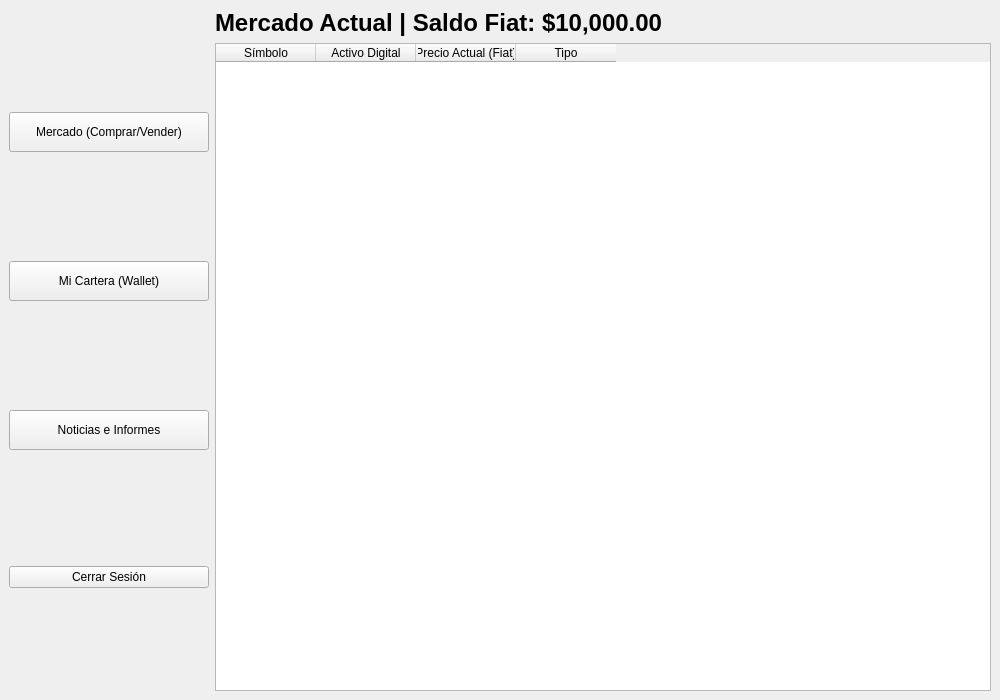
Qt form src/vista/ui/VentanaPrincipal.ui (Willalgon/Crypto-Desktop-Exchange-App) before a commit.
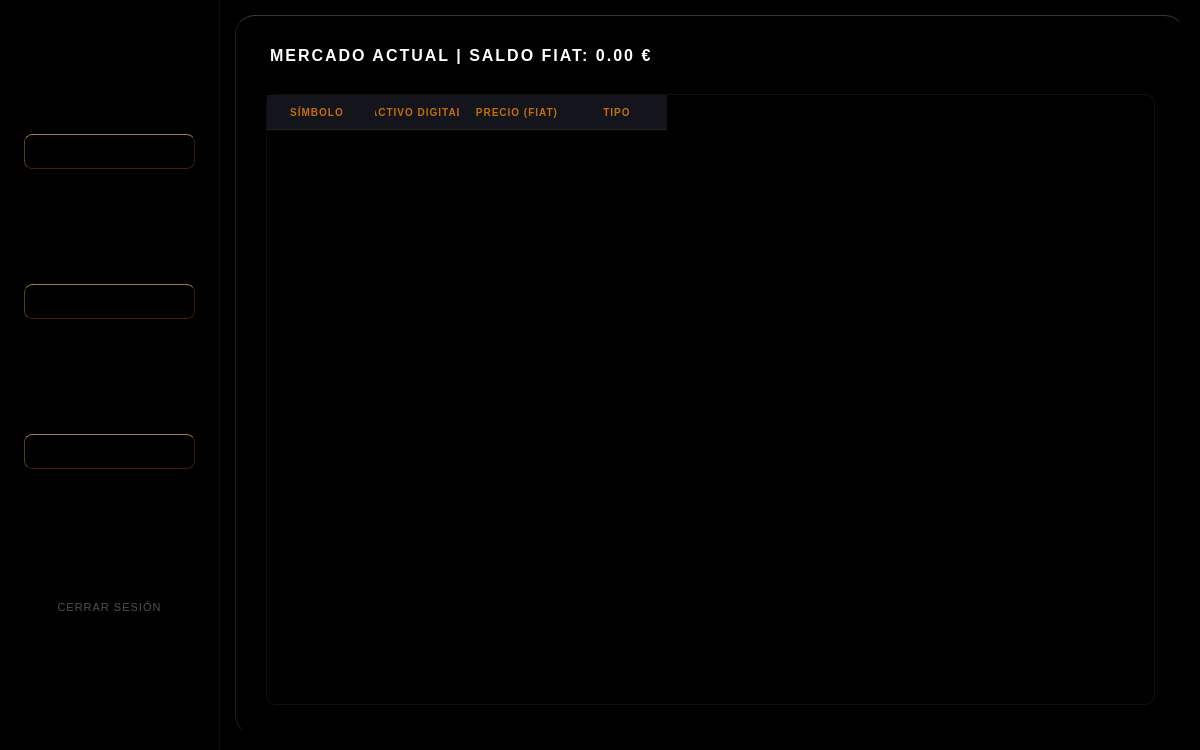
The same form after that commit.

What changed in the file:
```diff
--- a/src/vista/ui/VentanaPrincipal.ui
+++ b/src/vista/ui/VentanaPrincipal.ui
@@ -3,42 +3,201 @@
  <class>VentanaPrincipal</class>
  <widget class="QMainWindow" name="VentanaPrincipal">
   <property name="geometry">
-   <rect><x>0</x><y>0</y><width>1000</width><height>700</height></rect>
+   <rect><x>0</x><y>0</y><width>1200</width><height>750</height></rect>
   </property>
   <property name="windowTitle">
    <string>CryptoLearning - Terminal de Trader</string>
   </property>
+  <property name="styleSheet">
+   <string notr="true">
+/* ═══════════════════════════════════════════════════════════════════════
+   CRYPTOLEARNING  ·  TERMINAL PRINCIPAL
+   Pure Black Spatial  ·  Deep Dark Edition
+   ═══════════════════════════════════════════════════════════════════════ */
+
+/* ── VENTANA BASE ───────────────────────────────────────────────────── */
+QMainWindow, QWidget#centralwidget {
+    background-color: #000000;
+}
+QFrame { background: transparent; border: none; }
+
+/* ── SIDEBAR (Panel Izquierdo) ──────────────────────────────────────── */
+QFrame#sidebar_frame {
+    background: qradialgradient(
+        cx: 0.50, cy: 0.38, radius: 0.85,
+        stop: 0.00  rgba(20, 20, 28, 255),
+        stop: 1.00  rgba( 7,  7, 11, 255)
+    );
+    border-right: 1px solid rgba(255, 255, 255, 15);
+}
+
+/* ── CONTENIDO CENTRAL (Card) ───────────────────────────────────────── */
+QFrame#content_frame {
+    background: qradialgradient(
+        cx: 0.50, cy: 0.38, radius: 0.85,
+        stop: 0.00  rgba(26, 26, 36, 255),
+        stop: 0.55  rgba(15, 15, 22, 255),
+        stop: 1.00  rgba( 7,  7, 11, 255)
+    );
+    border-top:    1px solid rgba(255, 255, 255, 55);
+    border-left:   1px solid rgba(255, 255, 255, 30);
+    border-radius: 20px;
+    margin: 15px;
+}
+
+/* ── TÍTULO PRINCIPAL ───────────────────────────────────────────────── */
+QLabel#lbl_bienvenida {
+    color: #FFFFFF;
+    font-size: 16px;
+    font-weight: 700;
+    font-family: &quot;Helvetica Neue&quot;, &quot;Segoe UI Semibold&quot;, Arial, sans-serif;
+    letter-spacing: 2px;
+    padding-bottom: 9px;
+    border-bottom: 2px solid qlineargradient(
+        x1:0, y1:0, x2:1, y2:0,
+        stop:0.00 rgba(255, 106,  0,   0),
+        stop:0.10 rgba(255, 106,  0, 160),
+        stop:0.50 rgba(255, 180,  0, 255),
+        stop:0.90 rgba(255, 106,  0, 160),
+        stop:1.00 rgba(255, 106,  0,   0)
+    );
+    qproperty-alignment: AlignCenter;
+}
+
+/* ── BOTONES DEL MENÚ (Estilo Naranja) ──────────────────────────────── */
+QPushButton {
+    background: qlineargradient(
+        x1:0, y1:0, x2:1, y2:1,
+        stop:0.0  #FF5E00,
+        stop:0.5  #FF8000,
+        stop:1.0  #FF5200
+    );
+    color: #000000;
+    font-weight: 800;
+    font-size: 11px;
+    font-family: &quot;Helvetica Neue&quot;, &quot;Segoe UI Semibold&quot;, Arial, sans-serif;
+    letter-spacing: 2px;
+    border-radius: 8px;
+    border-top:    1px solid rgba(255, 200, 100, 160);
+    border-left:   1px solid rgba(255, 200, 100,  80);
+    border-right:  1px solid rgba(180,  80,   0,  80);
+    border-bottom: 1px solid rgba(160,  60,   0, 120);
+    padding: 10px;
+    margin: 5px 15px;
+}
+
+QPushButton:hover {
+    background: qlineargradient(
+        x1:0, y1:0, x2:1, y2:1,
+        stop:0.0  #FF7520,
+        stop:0.5  #FFA040,
+        stop:1.0  #FF6A18
+    );
+    color: #000000;
+}
+
+QPushButton:pressed {
+    background: qlineargradient(
+        x1:0, y1:0, x2:1, y2:1,
+        stop:0.0  #D94E00,
+        stop:0.5  #E06A00,
+        stop:1.0  #D04400
+    );
+    padding-top: 12px;
+}
+
+/* ── BOTÓN CERRAR SESIÓN (Estilo Link Oscuro) ───────────────────────── */
+QPushButton#btn_logout {
+    background: transparent;
+    border: none;
+    color: rgba(255, 255, 255, 80);
+    font-weight: normal;
+    letter-spacing: 1px;
+}
+QPushButton#btn_logout:hover { color: #FF7A00; }
+
+/* ── TABLA DE DATOS (Estilo Oscuro/Neón) ────────────────────────────── */
+QTableWidget {
+    background-color: rgba(0, 0, 0, 80);
+    color: rgba(255, 255, 255, 215);
+    border: 1px solid rgba(255, 255, 255, 15);
+    border-radius: 10px;
+    font-size: 12px;
+    font-family: &quot;Helvetica Neue&quot;, &quot;Segoe UI&quot;, Arial, sans-serif;
+    gridline-color: rgba(255, 255, 255, 10);
+    selection-background-color: rgba(255, 106, 0, 80);
+    selection-color: #FFFFFF;
+    outline: none;
+}
+
+QHeaderView::section {
+    background-color: rgba(20, 20, 28, 255);
+    color: rgba(255, 140, 0, 190);
+    font-weight: bold;
+    font-size: 10px;
+    letter-spacing: 1px;
+    border: none;
+    border-bottom: 1px solid rgba(255, 255, 255, 20);
+    padding: 8px;
+}
+
+QTableCornerButton::section {
+    background-color: rgba(20, 20, 28, 255);
+    border: none;
+}
+   </string>
+  </property>
   <widget class="QWidget" name="centralwidget">
-   <layout class="QHBoxLayout" name="horizontalLayout">
-    <!-- BARRA LATERAL -->
+   <layout class="QHBoxLayout" name="main_layout">
+    <property name="spacing"><number>0</number></property>
+    <property name="leftMargin"><number>0</number></property>
+    <property name="topMargin"><number>0</number></property>
+    <property name="rightMargin"><number>0</number></property>
+    <property name="bottomMargin"><number>0</number></property>
+    
     <item>
-     <layout class="QVBoxLayout" name="sidebar">
-      <item><widget class="QPushButton" name="btn_mercado"><property name="text"><string>Mercado (Comprar/Vender)</string></property><property name="minimumSize"><size><width>200</width><height>40</height></size></property></widget></item>
-      <item><widget class="QPushButton" name="btn_cartera"><property name="text"><string>Mi Cartera (Wallet)</string></property><property name="minimumSize"><size><width>200</width><height>40</height></size></property></widget></item>
-      <item><widget class="QPushButton" name="btn_noticias"><property name="text"><string>Noticias e Informes</string></property><property name="minimumSize"><size><width>200</width><height>40</height></size></property></widget></item>
-      <item><spacer name="verticalSpacer"><property name="orientation"><enum>Qt::Vertical</enum></property></spacer></item>
-      <item><widget class="QPushButton" name="btn_logout"><property name="text"><string>Cerrar Sesión</string></property></widget></item>
-     </layout>
+     <widget class="QFrame" name="sidebar_frame">
+      <property name="minimumSize"><size><width>220</width><height>0</height></size></property>
+      <property name="maximumSize"><size><width>220</width><height>16777215</height></size></property>
+      <layout class="QVBoxLayout" name="sidebar">
+       <property name="topMargin"><number>30</number></property>
+       <property name="bottomMargin"><number>20</number></property>
+       <item><widget class="QPushButton" name="btn_mercado"><property name="text"><string>MERCADO</string></property><property name="cursor"><cursorShape>PointingHandCursor</cursorShape></property></widget></item>
+       <item><widget class="QPushButton" name="btn_cartera"><property name="text"><string>MI CARTERA</string></property><property name="cursor"><cursorShape>PointingHandCursor</cursorShape></property></widget></item>
+       <item><widget class="QPushButton" name="btn_noticias"><property name="text"><string>NOTICIAS</string></property><property name="cursor"><cursorShape>PointingHandCursor</cursorShape></property></widget></item>
+       <item><spacer name="verticalSpacer"><property name="orientation"><enum>Qt::Vertical</enum></property></spacer></item>
+       <item><widget class="QPushButton" name="btn_logout"><property name="text"><string>CERRAR SESIÓN</string></property><property name="cursor"><cursorShape>PointingHandCursor</cursorShape></property></widget></item>
+      </layout>
+     </widget>
     </item>
-    <!-- CONTENIDO CENTRAL -->
+    
     <item>
-     <layout class="QVBoxLayout" name="content">
-      <item>
-       <widget class="QLabel" name="lbl_bienvenida">
-        <property name="font"><font><pointsize>18</pointsize><bold>true</bold></font></property>
-        <property name="text"><string>Mercado Actual | Saldo Fiat: $10,000.00</string></property>
-       </widget>
-      </item>
-      <item>
-       <widget class="QTableWidget" name="tabla_datos">
-        <property name="columnCount"><number>4</number></property>
-        <column><property name="text"><string>Símbolo</string></property></column>
-        <column><property name="text"><string>Activo Digital</string></property></column>
-        <column><property name="text"><string>Precio Actual (Fiat)</string></property></column>
-        <column><property name="text"><string>Tipo</string></property></column>
-       </widget>
-      </item>
-     </layout>
+     <widget class="QFrame" name="content_frame">
+      <layout class="QVBoxLayout" name="content">
+       <property name="leftMargin"><number>30</number></property>
+       <property name="topMargin"><number>30</number></property>
+       <property name="rightMargin"><number>30</number></property>
+       <property name="bottomMargin"><number>30</number></property>
+       <property name="spacing"><number>20</number></property>
+       <item>
+        <widget class="QLabel" name="lbl_bienvenida">
+         <property name="text"><string>MERCADO ACTUAL | SALDO FIAT: 0.00 €</string></property>
+        </widget>
+       </item>
+       <item>
+        <widget class="QTableWidget" name="tabla_datos">
+         <property name="columnCount"><number>4</number></property>
+         <property name="showGrid"><bool>true</bool></property>
+         <property name="alternatingRowColors"><bool>true</bool></property>
+         <attribute name="verticalHeaderVisible"><bool>false</bool></attribute>
+         <column><property name="text"><string>SÍMBOLO</string></property></column>
+         <column><property name="text"><string>ACTIVO DIGITAL</string></property></column>
+         <column><property name="text"><string>PRECIO (FIAT)</string></property></column>
+         <column><property name="text"><string>TIPO</string></property></column>
+        </widget>
+       </item>
+      </layout>
+     </widget>
     </item>
    </layout>
   </widget>
```
